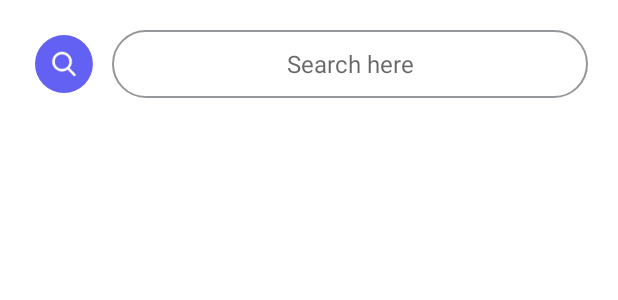
After one commit to tonyjoo974/Stainless, an Android app: the layout search_bar.xml on its own in the app's theme, with its tools: preview values and no code run, on a phone screen of 412 x 824 dp. The commit adds this screen. Shown: the top 300 px of the screen. Run offline under Robolectric (Android 15) with nearby library versions, the light colour scheme and no system bars.

Commit message:
layout organized

```diff
--- a/app/src/main/java/edu/illinois/cs465/stainless/MainActivity.java
+++ b/app/src/main/java/edu/illinois/cs465/stainless/MainActivity.java
@@ -34,7 +34,7 @@
 
         RecyclerView recyclerView = (RecyclerView) findViewById(R.id.recyclerView);
         RecyclerViewAdapter myAdapter = new RecyclerViewAdapter(this, stains);
-        recyclerView.setLayoutManager(new GridLayoutManager(this, 4));
+        recyclerView.setLayoutManager(new GridLayoutManager(this, 3));
         recyclerView.setAdapter(myAdapter);
     }
 
--- /dev/null
+++ b/app/src/main/res/layout/search_bar.xml
@@ -0,0 +1,33 @@
+<?xml version="1.0" encoding="utf-8"?>
+<LinearLayout xmlns:android="http://schemas.android.com/apk/res/android"
+    xmlns:app="http://schemas.android.com/apk/res-auto"
+    android:layout_width="match_parent"
+    android:layout_height="45dp"
+    android:layout_marginTop="20dp"
+    android:orientation="horizontal"
+    android:paddingHorizontal="20dp"
+    android:layout_weight="0">
+
+    <ImageButton
+        android:id="@+id/search_btn"
+        android:layout_width="0dp"
+        android:layout_height="match_parent"
+        android:layout_weight="1"
+        android:layout_marginRight="10dp"
+        android:gravity="center"
+        android:background="@android:color/background_light"
+        app:srcCompat="@mipmap/search_button" />
+
+    <EditText
+        android:id="@+id/search_field"
+        android:layout_width="0dp"
+        android:layout_height="match_parent"
+        android:layout_weight="7"
+        android:gravity="center"
+        android:background="@drawable/search_layout"
+        android:ems="10"
+        android:hint="Search here"
+        android:inputType="text"
+        android:textColor="#999999"
+        android:textSize="16sp" />
+</LinearLayout>
```
Also changed, not shown: app/src/main/res/layout/activity_main.xml (+4 -54 lines), app/src/main/res/layout/recycler_view.xml (added, +13 -0 lines), 1 other file.
